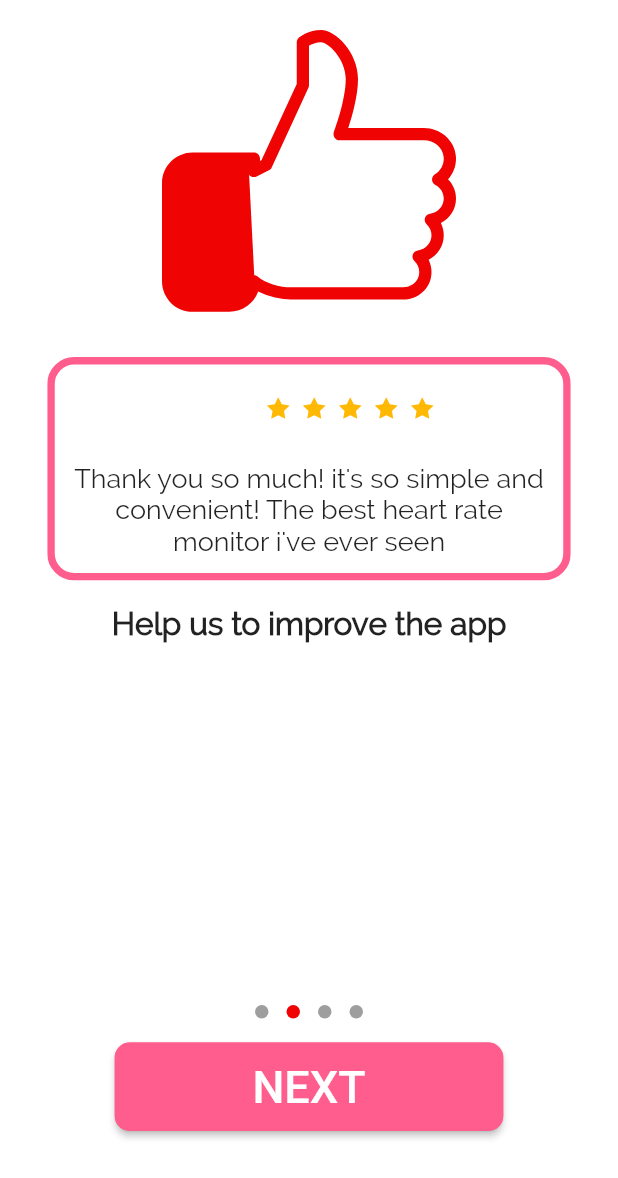
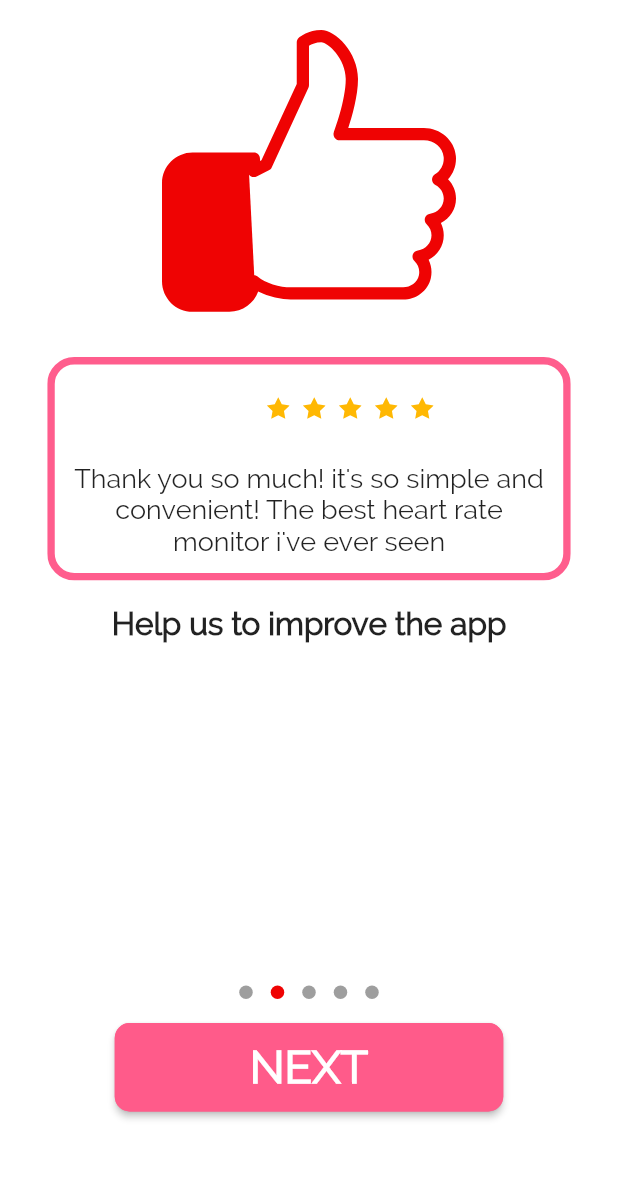
Before and after one commit to Abdugaffarkutbiddinov/pulse_app, a Flutter app: the screen it shows after launch, after a tap on "NEXT", on a phone screen of 412 x 824 dp. Shown: the top 1178 px of the screen. Run offline on Flutter 3.47's test engine with Material 2 defaults, Android fonts, the phone set to English and light mode, and no system bars; drawn by our look-alikes of dots_indicator; our stand-ins replace flutter_svg.

Commit message:
measure part implemented

```diff
--- a/lib/main.dart
+++ b/lib/main.dart
@@ -7,6 +7,7 @@ void main() {
 }
 
 class MyApp extends StatelessWidget {
+
   // This widget is the root of your application.
   @override
   Widget build(BuildContext context) {
--- a/lib/measure/constants.dart
+++ b/lib/measure/constants.dart
@@ -0,0 +1,4 @@
+import 'dart:ui';
+
+  Color mainColor = Color(0xFFFF0303);
+  Color pinky = Color(0xFFFF5B8A);
--- a/lib/measure/controller_screen.dart
+++ b/lib/measure/controller_screen.dart
@@ -1,10 +1,11 @@
 import 'package:dots_indicator/dots_indicator.dart';
 import 'package:flutter/cupertino.dart';
 import 'package:flutter/material.dart';
+import 'package:pulse_app/measure/constants.dart';
 import 'package:pulse_app/measure/measure_screen_1.dart';
 import 'package:pulse_app/measure/measure_screen_2.dart';
+import 'package:pulse_app/measure/subscribe_page.dart';
 import 'package:pulse_app/measure/template_3_4.dart';
-
 
 class ControllerScreen extends StatefulWidget {
   @override
@@ -22,7 +23,8 @@ class _ControllerScreenState extends State<ControllerScreen> {
         text: "Put your finger on your camera's lens and the flashlight"),
     MeasureTemplateScreen(
         image: 'assets/fourScreenImage.png',
-        text: "Heart Age : Measure the age of your heart")
+        text: "Heart Age : Measure the age of your heart"),
+    SubscribePage()
   ];
 
   Widget build(BuildContext context) {
@@ -57,9 +59,26 @@ class _ControllerScreenState extends State<ControllerScreen> {
                         ),
                       ),
                       buildElevetadeButtom(),
-                      SizedBox(
-                        height: 40,
-                      )
+                      SizedBox(height: 10,),
+                      Opacity(
+                          opacity: pageIndex == (pages.length - 1) ? 1 : 0,
+                          child: Text(
+                            "\$3 Per week",
+                            style: TextStyle(
+                                fontSize: 16,
+                                fontFamily: 'Raleway',
+                                fontWeight: FontWeight.w400),
+                          )),
+                      SizedBox(height: 10,),
+                      Opacity(
+                          opacity: pageIndex == (pages.length - 1) ? 1 : 0,
+                          child: Text(
+                            "By continuing, you agree to our Privacy Policy and Terms of Use",
+                            style: TextStyle(
+                                fontSize: 11.5,
+                                fontWeight: FontWeight.w400,
+                                fontFamily: 'Raleway'),
+                          )),
                     ],
                   ),
                 ),
@@ -77,16 +96,22 @@ class _ControllerScreenState extends State<ControllerScreen> {
       child: ElevatedButton(
         child: Container(
           margin: EdgeInsets.symmetric(vertical: 10, horizontal: 10),
-          child: Text("Next".toUpperCase(), style: TextStyle(fontSize: 30)),
+          child: Text(
+              pageIndex == (pages.length - 1)
+                  ? "Subscribe".toUpperCase()
+                  : "Next".toUpperCase(),
+              style: TextStyle(
+                  fontSize: 30,
+                  fontFamily: 'Raleway',
+                  fontWeight: FontWeight.w700)),
         ),
         style: ButtonStyle(
             foregroundColor: MaterialStateProperty.all<Color>(Colors.white),
-            backgroundColor:
-                MaterialStateProperty.all<Color>(Color(0xFFFF5D8D)),
+            backgroundColor: MaterialStateProperty.all<Color>(pinky),
             shape: MaterialStateProperty.all<RoundedRectangleBorder>(
                 RoundedRectangleBorder(
                     borderRadius: BorderRadius.all(Radius.circular(10)),
-                    side: BorderSide(color: Color(0xFFFF5D8D))))),
+                    side: BorderSide(color: pinky)))),
         onPressed: () {
           setState(() {
             _pageController.nextPage(
--- a/lib/measure/custom_widgets.dart
+++ b/lib/measure/custom_widgets.dart
@@ -15,4 +15,5 @@ class CustomWidgets {
       ),
     );
   }
+
 }
--- a/lib/measure/measure_screen_1.dart
+++ b/lib/measure/measure_screen_1.dart
@@ -2,36 +2,10 @@ import 'package:flutter/cupertino.dart';
 import 'package:flutter/material.dart';
 import 'package:flutter_svg/svg.dart';
 import 'package:pulse_app/measure/custom_widgets.dart';
+import 'package:pulse_app/measure/pulse_scheme.dart';
 
 class MeasureOneScreen extends StatelessWidget {
-  final mainRectangle = SvgPicture.asset(
-    'assets/rectangle.svg',
-    color: Colors.red,
-  );
-  final heart = SvgPicture.asset(
-    'assets/heart.svg',
-    color: Colors.pink,
-  );
-
-  final doubleLine = SvgPicture.asset(
-    'assets/doubleLine.svg',
-    color: Colors.red,
-  );
-  final leftCircle =
-      SvgPicture.asset('assets/leftCircle.svg', color: Colors.red);
-  final middleCircle =
-      SvgPicture.asset('assets/middleCircle.svg', color: Colors.red);
-  final highestCircle =
-      SvgPicture.asset('assets/highestCircle.svg', color: Colors.red);
-  final lineButton =
-      SvgPicture.asset('assets/lineButton.svg', color: Colors.red);
-  final smallRectan =
-      SvgPicture.asset('assets/smallRectan.svg', color: Colors.red);
-  final middleRectan =
-      SvgPicture.asset('assets/middleRectan.svg', color: Colors.red);
-  final highRectan =
-      SvgPicture.asset('assets/middleRectan.svg', color: Colors.red);
-  CustomWidgets customWidget = CustomWidgets();
+   CustomWidgets customWidget = CustomWidgets();
 
 //TODO create place for holding indicator
   @override
@@ -42,16 +16,7 @@ class MeasureOneScreen extends StatelessWidget {
           SizedBox(
             height: 20,
           ),
-          PulseScheme(
-              mainRectangle: mainRectangle,
-              heart: heart,
-              doubleLine: doubleLine,
-              leftCircle: leftCircle,
-              middleCircle: middleCircle,
-              highestCircle: highestCircle,
-              lineButton: lineButton,
-              middleRectan: middleRectan,
-              smallRectan: smallRectan),
+          PulseScheme(),
           SizedBox(
             height: 80,
           ),
@@ -83,110 +48,3 @@ class MeasureOneScreen extends StatelessWidget {
     );
   }
 }
-
-class PulseScheme extends StatelessWidget {
-  const PulseScheme({
-    Key? key,
-    required this.mainRectangle,
-    required this.heart,
-    required this.doubleLine,
-    required this.leftCircle,
-    required this.middleCircle,
-    required this.highestCircle,
-    required this.lineButton,
-    required this.middleRectan,
-    required this.smallRectan,
-  }) : super(key: key);
-
-  final SvgPicture mainRectangle;
-  final SvgPicture heart;
-  final SvgPicture doubleLine;
-  final SvgPicture leftCircle;
-  final SvgPicture middleCircle;
-  final SvgPicture highestCircle;
-  final SvgPicture lineButton;
-  final SvgPicture middleRectan;
-  final SvgPicture smallRectan;
-
-  @override
-  Widget build(BuildContext context) {
-    return Stack(
-      children: [
-        mainRectangle,
-        Positioned(
-          child: heart,
-          top: 52,
-          left: 22,
-          bottom: 82,
-          right: 154,
-        ),
-        Positioned(
-          child: doubleLine,
-          top: 39,
-          left: 135.5,
-          bottom: 118.5,
-          right: 38,
-        ),
-        Positioned(
-          child: leftCircle,
-          top: 38,
-          left: 110,
-          bottom: 123,
-          right: 90,
-        ),
-        Positioned(
-          child: middleCircle,
-          top: 59,
-          left: 160,
-          bottom: 102,
-          right: 49,
-        ),
-        Positioned(
-          child: highestCircle,
-          top: 17,
-          left: 185,
-          bottom: 144,
-          right: 16,
-        ),
-        Positioned(
-          child: lineButton,
-          top: 165,
-          left: 72,
-          right: 29,
-        ),
-        Positioned(
-          child: middleRectan,
-          top: 121,
-          left: 84,
-          bottom: 19,
-          right: 124,
-        ),
-        Positioned(
-          child: middleRectan,
-          top: 103,
-          left: 125,
-          bottom: 19,
-          right: 83,
-        ),
-        Positioned(
-          child: smallRectan,
-          top: 130,
-          left: 166,
-          bottom: 19,
-          right: 42,
-        )
-      ],
-    );
-  }
-}
-
-// Text(
-// '''Correct and easy-to-use Heart
-//       Rate Monitor: Pulse App''',
-// style: TextStyle(
-// fontWeight: FontWeight.bold,
-// fontSize: 21,
-// fontFamily: 'Raleway',
-// ),
-//
-// )
--- /dev/null
+++ b/lib/measure/pulse_scheme.dart
@@ -0,0 +1,104 @@
+
+import 'package:flutter/cupertino.dart';
+import 'package:flutter_svg/svg.dart';
+import 'package:pulse_app/measure/constants.dart';
+
+class PulseScheme extends StatelessWidget {
+  final mainRectangle = SvgPicture.asset(
+    'assets/rectangle.svg',
+    color: mainColor,
+  );
+  final heart = SvgPicture.asset(
+    'assets/heart.svg',
+    color: pinky,
+  );
+
+  final doubleLine = SvgPicture.asset(
+    'assets/doubleLine.svg',
+    color: mainColor,
+  );
+  final leftCircle =
+  SvgPicture.asset('assets/leftCircle.svg', color: mainColor);
+  final middleCircle =
+  SvgPicture.asset('assets/middleCircle.svg', color: mainColor);
+  final highestCircle =
+  SvgPicture.asset('assets/highestCircle.svg', color: mainColor);
+  final lineButton =
+  SvgPicture.asset('assets/lineButton.svg', color: mainColor);
+  final smallRectan =
+  SvgPicture.asset('assets/smallRectan.svg', color: mainColor);
+  final middleRectan =
+  SvgPicture.asset('assets/middleRectan.svg', color: mainColor);
+  final highRectan =
+  SvgPicture.asset('assets/middleRectan.svg', color: mainColor);
+  @override
+  Widget build(BuildContext context) {
+    return Stack(
+      children: [
+        mainRectangle,
+        Positioned(
+          child: heart,
+          top: 52,
+          left: 22,
+          bottom: 82,
+          right: 154,
+        ),
+        Positioned(
+          child: doubleLine,
+          top: 39,
+          left: 135.5,
+          bottom: 118.5,
+          right: 38,
+        ),
+        Positioned(
+          child: leftCircle,
+          top: 38,
+          left: 110,
+          bottom: 123,
+          right: 90,
+        ),
+        Positioned(
+          child: middleCircle,
+          top: 59,
+          left: 160,
+          bottom: 102,
+          right: 49,
+        ),
+        Positioned(
+          child: highestCircle,
+          top: 17,
+          left: 185,
+          bottom: 144,
+          right: 16,
+        ),
+        Positioned(
+          child: lineButton,
+          top: 165,
+          left: 72,
+          right: 29,
+        ),
+        Positioned(
+          child: middleRectan,
+          top: 121,
+          left: 84,
+          bottom: 19,
+          right: 124,
+        ),
+        Positioned(
+          child: middleRectan,
+          top: 103,
+          left: 125,
+          bottom: 19,
+          right: 83,
+        ),
+        Positioned(
+          child: smallRectan,
+          top: 130,
+          left: 166,
+          bottom: 19,
+          right: 42,
+        )
+      ],
+    );
+  }
+}
--- /dev/null
+++ b/lib/measure/subscribe_page.dart
@@ -0,0 +1,82 @@
+import 'package:flutter/cupertino.dart';
+import 'package:flutter/material.dart';
+import 'package:flutter_svg/flutter_svg.dart';
+import 'package:pulse_app/measure/custom_widgets.dart';
+import 'package:pulse_app/measure/pulse_scheme.dart';
+
+class SubscribePage extends StatelessWidget {
+  final image_1 = SvgPicture.asset('assets/subscribeImage1.svg');
+  final image_2 = SvgPicture.asset('assets/subscribeImage2.svg');
+
+  @override
+  Widget build(BuildContext context) {
+    return SafeArea(
+      child: Container(
+        child: Column(
+          children: [
+            Row(
+              children: [
+                Expanded(
+                  child: Align(
+                    alignment: Alignment.topLeft,
+                    child: CloseButton(
+                      onPressed: () {
+                        print('close');
+                      },
+                    ),
+                  ),
+                ),
+                Expanded(
+                  child: Align(
+                    alignment: Alignment.topRight,
+                    child: FlatButton(
+                      onPressed: () {
+                        print("restore purchase");
+                      },
+                      child: Text("restore purchase"),
+                    ),
+                  ),
+                )
+              ],
+            ),
+            PulseScheme(),
+            SizedBox(
+              height: 40,
+            ),
+            Expanded(
+              child: Stack(
+                children: [
+                  Positioned(
+                    child: CustomWidgets().customText(text: 'Heart Age Test'),
+                    top: 20,
+                    left: 100,
+                  ),
+                  Positioned(
+                    child: image_1,
+                    top: 25,
+                  ),
+                  Positioned(
+                    child: CustomWidgets()
+                        .customText(text: 'Monitor your health stats'),
+                    top: 80,
+                    left: 50,
+                  ),
+                  Positioned(
+                    child: image_2,
+                    top: 120,
+                  ),
+                  Positioned(
+                    child:
+                        CustomWidgets().customText(text: 'History of dimensions'),
+                    top: 160,
+                    left: 70,
+                  )
+                ],
+              ),
+            )
+          ],
+        ),
+      ),
+    );
+  }
+}
--- a/pubspec.yaml
+++ b/pubspec.yaml
@@ -63,6 +63,8 @@ flutter:
   - assets/thirdScreenImage.svg
   - assets/Rectangle.png
   - assets/fourScreenImage.png
+  - assets/subscribeImage1.svg
+  - assets/subscribeImage2.svg
 
 
   # An image asset can refer to one or more resolution-specific "variants", see
```
Also changed, not shown: assets/subscribeImage1.svg (added), assets/subscribeImage2.svg (added).
